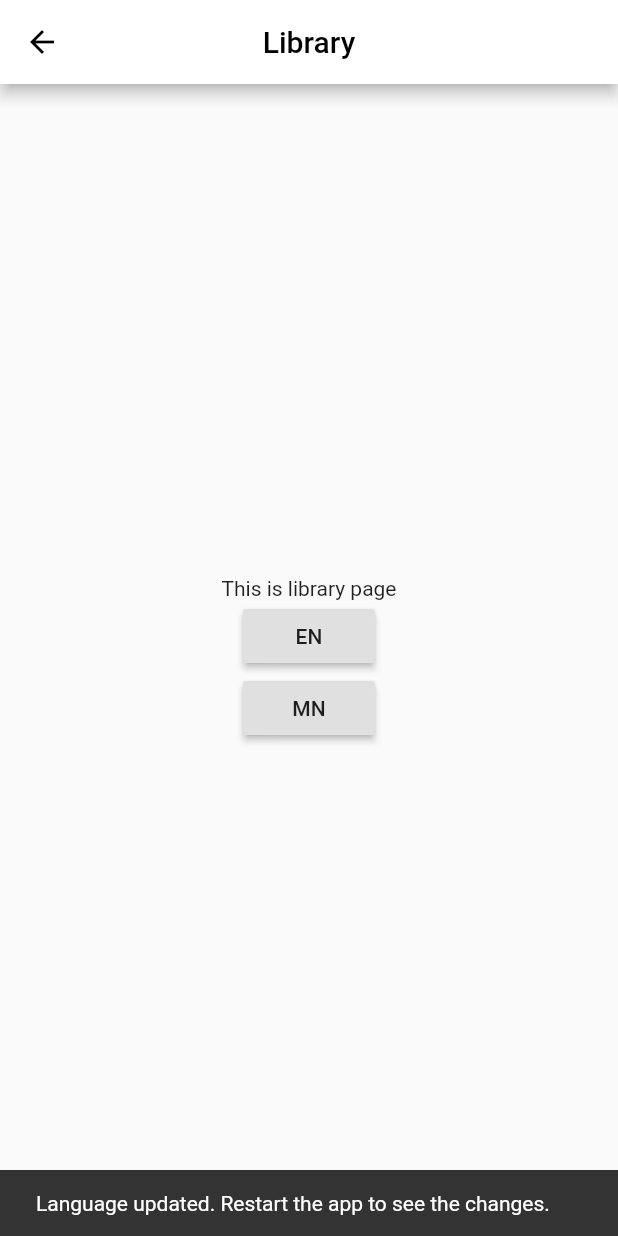
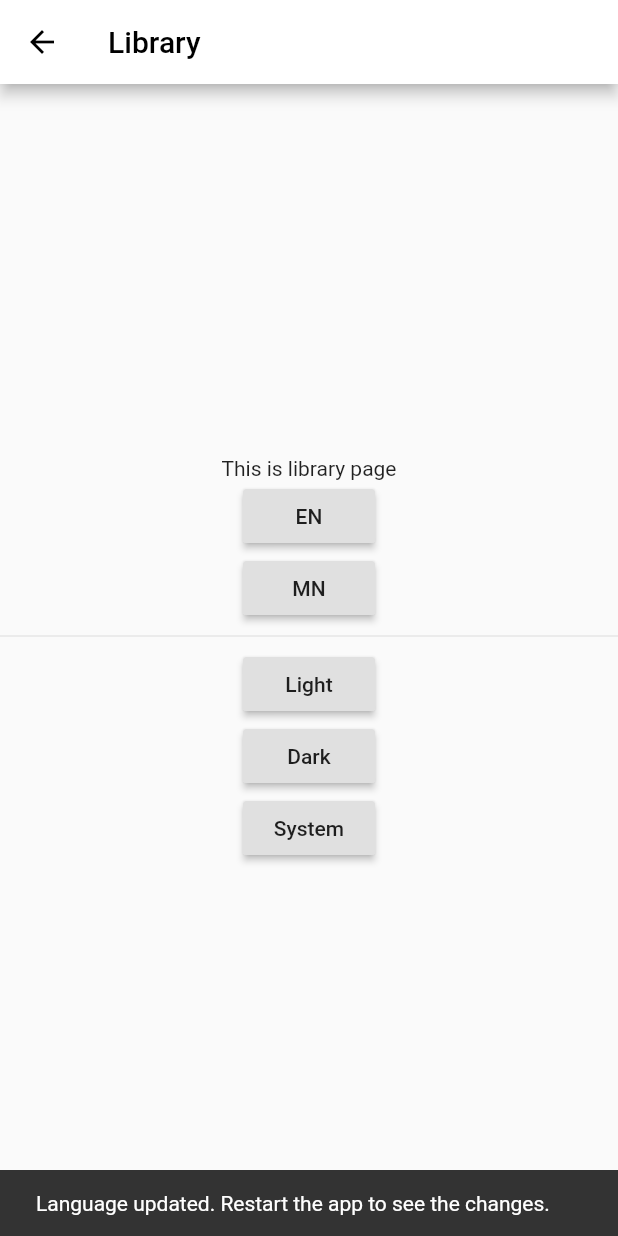
Before and after one commit to kono0514/kayaya-flutter, a Flutter app: the LibraryPage screen opened directly, after a tap on "EN", on a phone screen of 412 x 824 dp. Run offline on Flutter 3.47's test engine with Material 2 defaults, Android fonts, the phone set to English and light mode, and no system bars; our stand-ins replace bloc, cached_network_image, equatable, flutter_bloc, graphql, graphql_flutter and 4 more; missing offline and left inert: artemis, gql, preview; accounts and stored records are empty; generated files the repository leaves out were written again; statements that could not run were skipped.

Commit message:
dark mode

```diff
--- /dev/null
+++ b/lib/cubit/theme_cubit.dart
@@ -0,0 +1,34 @@
+import 'package:bloc/bloc.dart';
+import 'package:equatable/equatable.dart';
+import 'package:flutter/material.dart';
+import 'package:kayaya_flutter/shared_preferences_service.dart';
+
+part 'theme_state.dart';
+
+class ThemeCubit extends Cubit<ThemeState> {
+  ThemeCubit() : super(ThemeState(ThemeMode.light));
+
+  void resolveTheme() async {
+    final isDarkModeEnabled =
+        (await SharedPreferencesService.instance).isDarkModeEnabled;
+
+    if (isDarkModeEnabled == null) {
+      emit(ThemeState(ThemeMode.system));
+    } else {
+      emit(ThemeState(isDarkModeEnabled ? ThemeMode.dark : ThemeMode.light));
+    }
+  }
+
+  void changeTheme(ThemeMode themeMode) async {
+    final sharedPrefService = await SharedPreferencesService.instance;
+
+    if (themeMode == ThemeMode.system) {
+      await sharedPrefService.setDarkModeInfo(null);
+    } else {
+      await sharedPrefService
+          .setDarkModeInfo(themeMode == ThemeMode.dark ? true : false);
+    }
+
+    emit(ThemeState(themeMode));
+  }
+}
--- /dev/null
+++ b/lib/cubit/theme_state.dart
@@ -0,0 +1,10 @@
+part of 'theme_cubit.dart';
+
+class ThemeState extends Equatable {
+  final ThemeMode themeMode;
+
+  ThemeState(this.themeMode) : assert(themeMode != null);
+
+  @override
+  List<Object> get props => [themeMode];
+}
--- a/lib/language_service.dart
+++ /dev/null
@@ -1,25 +0,0 @@
-import 'package:shared_preferences/shared_preferences.dart';
-
-class LanguageService {
-  static SharedPreferences _preferences;
-  static LanguageService _instance;
-
-  LanguageService._internal();
-
-  static Future<LanguageService> get instance async {
-    if (_instance == null) {
-      _instance = LanguageService._internal();
-    }
-
-    if (_preferences == null) {
-      _preferences = await SharedPreferences.getInstance();
-    }
-
-    return _instance;
-  }
-
-  Future<void> setLanguage(String languageCode) async =>
-      await _preferences.setString('languageCode', languageCode);
-
-  String get languageCode => _preferences.getString('languageCode');
-}
--- a/lib/screens/tabs/browse.dart
+++ b/lib/screens/tabs/browse.dart
@@ -43,10 +43,7 @@ class _BrowsePageState extends State<BrowsePage> {
         headerSliverBuilder: (context, innerBoxIsScrolled) {
           return [
             CustomSliverAppBar(
-              title: Text(
-                S.current.tabs_browse,
-                style: TextStyle(color: Colors.black),
-              ),
+              title: Text(S.current.tabs_browse),
               actions: [
                 SliverFilterButton(),
               ],
--- a/lib/screens/tabs/featured.dart
+++ b/lib/screens/tabs/featured.dart
@@ -20,10 +20,7 @@ class _FeaturedPageState extends State<FeaturedPage> {
         controller: widget.scrollController,
         slivers: <Widget>[
           CustomSliverAppBar(
-            title: Text(
-              S.current.tabs_discover,
-              style: TextStyle(color: Colors.black),
-            ),
+            title: Text(S.current.tabs_discover),
           ),
           SliverFillRemaining(
             child: Center(
--- a/lib/screens/tabs/library.dart
+++ b/lib/screens/tabs/library.dart
@@ -1,6 +1,8 @@
 import 'package:flutter/material.dart';
+import 'package:flutter_bloc/flutter_bloc.dart';
+import 'package:kayaya_flutter/cubit/theme_cubit.dart';
 import 'package:kayaya_flutter/generated/l10n.dart';
-import 'package:kayaya_flutter/language_service.dart';
+import 'package:kayaya_flutter/shared_preferences_service.dart';
 
 class LibraryPage extends StatefulWidget {
   final ScrollController scrollController;
@@ -26,7 +28,7 @@ class _LibraryPageState extends State<LibraryPage> {
               Text('This is library page'),
               RaisedButton(
                 onPressed: () async {
-                  (await LanguageService.instance).setLanguage('en');
+                  (await SharedPreferencesService.instance).setLanguage('en');
                   Scaffold.of(context).showSnackBar(SnackBar(
                       content: Text(
                           'Language updated. Restart the app to see the changes.')));
@@ -35,13 +37,35 @@ class _LibraryPageState extends State<LibraryPage> {
               ),
               RaisedButton(
                 onPressed: () async {
-                  (await LanguageService.instance).setLanguage('mn');
+                  (await SharedPreferencesService.instance).setLanguage('mn');
                   Scaffold.of(context).showSnackBar(SnackBar(
                       content: Text(
                           'Language updated. Restart the app to see the changes.')));
                 },
                 child: Text('MN'),
               ),
+              Divider(),
+              RaisedButton(
+                onPressed: () {
+                  BlocProvider.of<ThemeCubit>(context)
+                      .changeTheme(ThemeMode.light);
+                },
+                child: Text('Light'),
+              ),
+              RaisedButton(
+                onPressed: () async {
+                  BlocProvider.of<ThemeCubit>(context)
+                      .changeTheme(ThemeMode.dark);
+                },
+                child: Text('Dark'),
+              ),
+              RaisedButton(
+                onPressed: () async {
+                  BlocProvider.of<ThemeCubit>(context)
+                      .changeTheme(ThemeMode.system);
+                },
+                child: Text('System'),
+              )
             ],
           ),
         ),
--- /dev/null
+++ b/lib/shared_preferences_service.dart
@@ -0,0 +1,45 @@
+import 'package:shared_preferences/shared_preferences.dart';
+
+class SharedPrefKeys {
+  SharedPrefKeys._();
+  static const String darkModeEnabled = 'darkModeEnabled';
+  static const String languageCode = 'languageCode';
+}
+
+class SharedPreferencesService {
+  static SharedPreferences _preferences;
+  static SharedPreferencesService _instance;
+
+  SharedPreferencesService._internal();
+
+  static Future<SharedPreferencesService> get instance async {
+    if (_instance == null) {
+      _instance = SharedPreferencesService._internal();
+    }
+
+    if (_preferences == null) {
+      _preferences = await SharedPreferences.getInstance();
+    }
+
+    return _instance;
+  }
+
+  Future<void> setLanguage(String languageCode) async =>
+      await _preferences.setString(SharedPrefKeys.languageCode, languageCode);
+
+  String get languageCode =>
+      _preferences.getString(SharedPrefKeys.languageCode);
+
+  Future<void> setDarkModeInfo(bool isDarkModeEnabled) async {
+    if (isDarkModeEnabled == null) {
+      // Follow system settings
+      await _preferences.remove(SharedPrefKeys.darkModeEnabled);
+    } else {
+      await _preferences.setBool(
+          SharedPrefKeys.darkModeEnabled, isDarkModeEnabled);
+    }
+  }
+
+  bool get isDarkModeEnabled =>
+      _preferences.getBool(SharedPrefKeys.darkModeEnabled);
+}
--- /dev/null
+++ b/lib/theme_data.dart
@@ -0,0 +1,21 @@
+import 'package:flutter/cupertino.dart';
+import 'package:flutter/material.dart';
+
+ThemeData lightTheme = ThemeData(
+  primarySwatch: Colors.blue,
+  primaryTextTheme: TextTheme(headline6: TextStyle(color: Colors.black)),
+  visualDensity: VisualDensity.adaptivePlatformDensity,
+  appBarTheme: AppBarTheme(
+    color: Colors.white,
+    iconTheme: IconThemeData(color: Colors.black),
+    actionsIconTheme: IconThemeData(color: Colors.black),
+  ),
+);
+
+ThemeData darkTheme = ThemeData(
+  brightness: Brightness.dark,
+  cupertinoOverrideTheme: CupertinoThemeData(
+    brightness: Brightness.dark,
+    barBackgroundColor: Colors.grey[900],
+  ),
+);
--- a/lib/widgets/navigation_bar/navigation_tab.dart
+++ b/lib/widgets/navigation_bar/navigation_tab.dart
@@ -116,7 +116,7 @@ class _NavigationTabState extends State<NavigationTab> {
                     ?.popUntil((route) => route.isFirst);
               }
               _currentTabViewItem().scrollController.animateTo(0.0,
-                  duration: const Duration(milliseconds: 300),
+                  duration: const Duration(milliseconds: 250),
                   curve: Curves.linear);
             }
 
```
Also changed, not shown: lib/main.dart (+15 -17 lines), lib/widgets/browse/anime_list_tile.dart (+7 -2 lines), lib/widgets/browse/filter_dialog.dart (+9 -8 lines), 1 other file.
